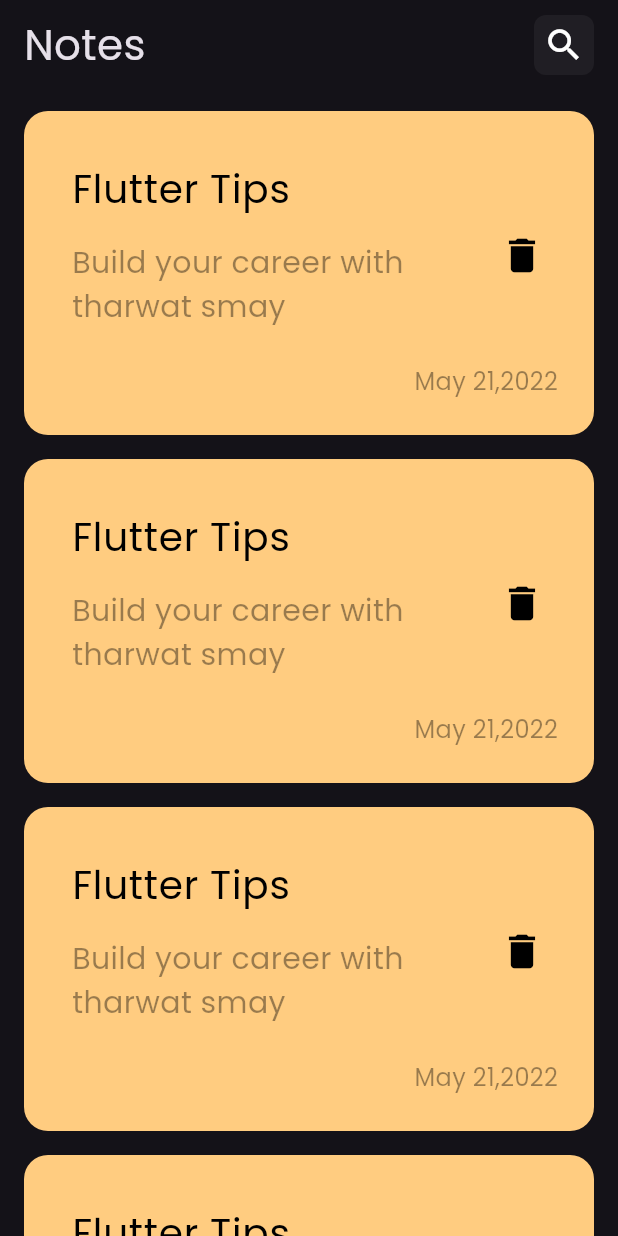
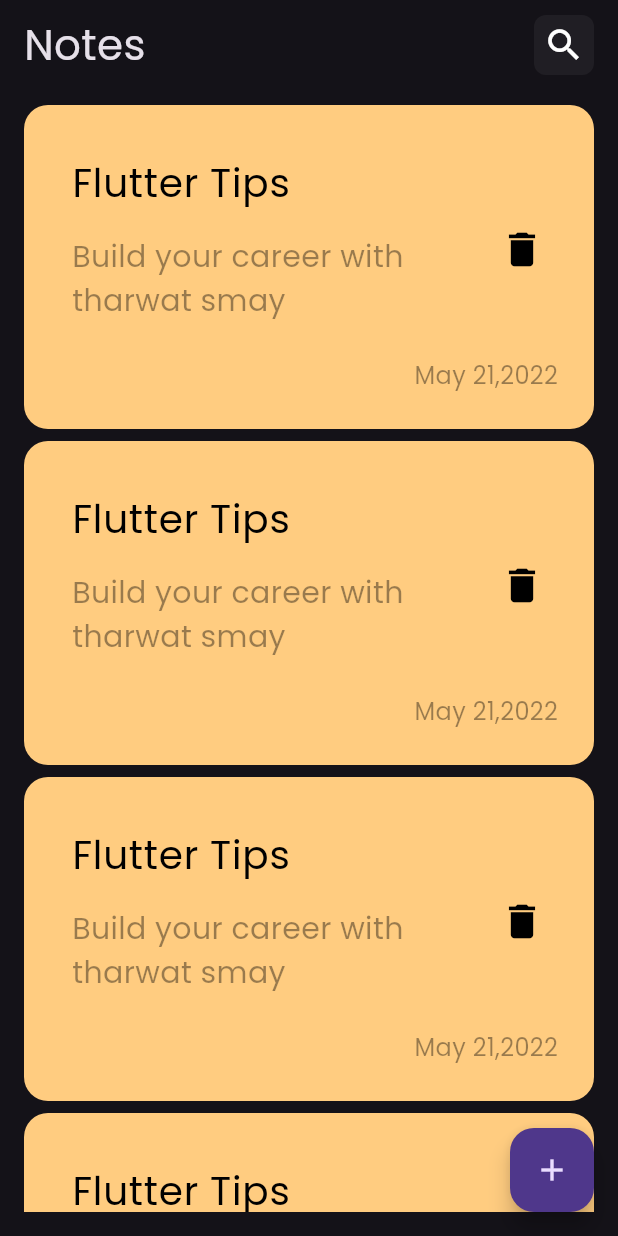
Before and after one commit to boudy14/notes_app, a Flutter app: the screen it shows after launch, on a phone screen of 412 x 824 dp. Run offline on Flutter 3.47's test engine with Material 3 defaults, Android fonts, the phone set to English and light mode, and no system bars.

Commit message:
show model sheet and FloatingActionButton

```diff
--- a/lib/views/notes_view.dart
+++ b/lib/views/notes_view.dart
@@ -1,4 +1,5 @@
 import 'package:flutter/material.dart';
+import 'package:npte_app/views/widgets/ad_note_buttom_sheet.dart';
 import 'package:npte_app/views/widgets/notes_view_body.dart';
 
 class NotesView extends StatelessWidget {
@@ -6,6 +7,19 @@
 
   @override
   Widget build(BuildContext context) {
-    return Scaffold(body: NotesViewBody());
+    return Scaffold(
+      floatingActionButton: FloatingActionButton(
+        onPressed: () {
+          showModalBottomSheet(
+            context: context,
+            builder: (context) {
+              return const AddNoteButtomSheet();
+            },
+          );
+        },
+        child: Icon(Icons.add),
+      ),
+      body: NotesViewBody(),
+    );
   }
 }
--- a/lib/views/widgets/notes_list_view.dart
+++ b/lib/views/widgets/notes_list_view.dart
@@ -6,13 +6,17 @@
 
   @override
   Widget build(BuildContext context) {
-    return ListView.builder(
-      itemBuilder: (context, index) {
-        return const Padding(
-          padding: EdgeInsets.symmetric(vertical: 8.0),
-          child: NoteItem(),
-        );
-      },
+    return Padding(
+      padding: const EdgeInsets.symmetric(vertical: 16.0),
+      child: ListView.builder(
+        padding: EdgeInsets.zero,
+        itemBuilder: (context, index) {
+          return const Padding(
+            padding: EdgeInsets.symmetric(vertical: 4),
+            child: NoteItem(),
+          );
+        },
+      ),
     );
   }
 }
--- a/lib/views/widgets/notes_view_body.dart
+++ b/lib/views/widgets/notes_view_body.dart
@@ -14,7 +14,7 @@
         children: [
           SizedBox(height: 10),
           const CustomAppBar(),
-          SizedBox(height: 16),
+
           Expanded(child: NotesListView()),
         ],
       ),
```
Also changed, not shown: lib/views/widgets/ad_note_buttom_sheet.dart (added, +10 -0 lines).
